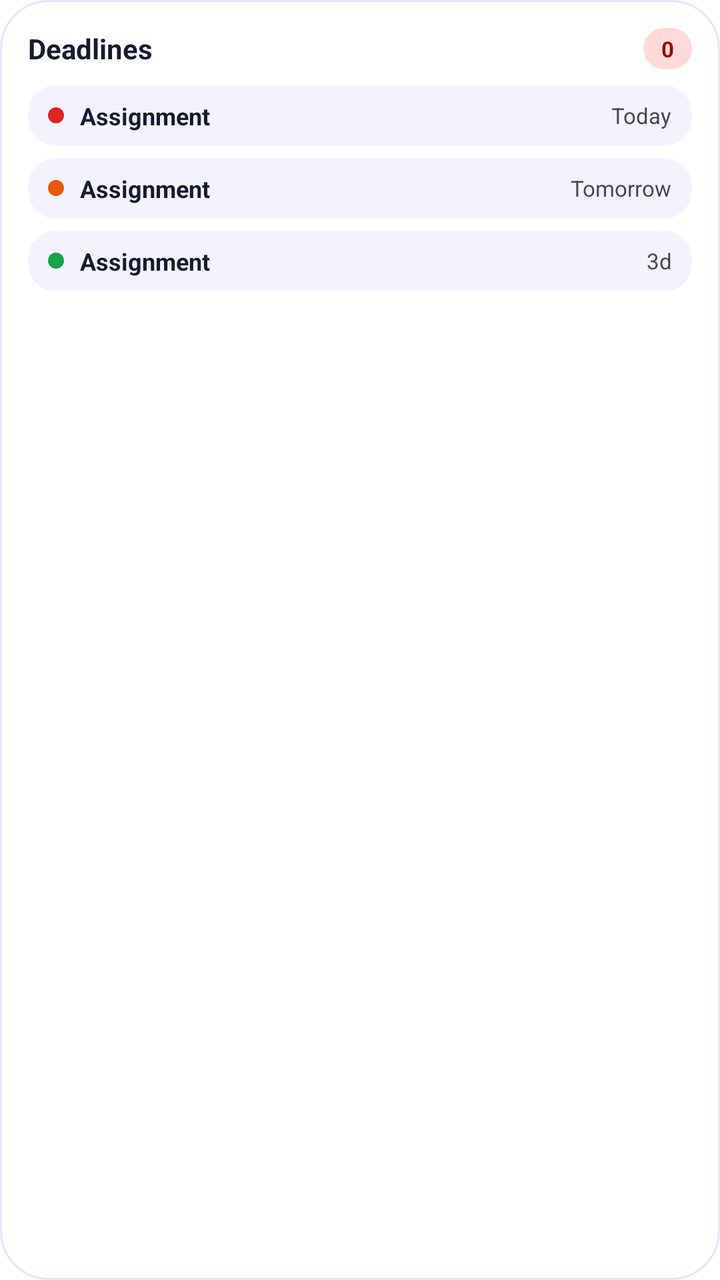
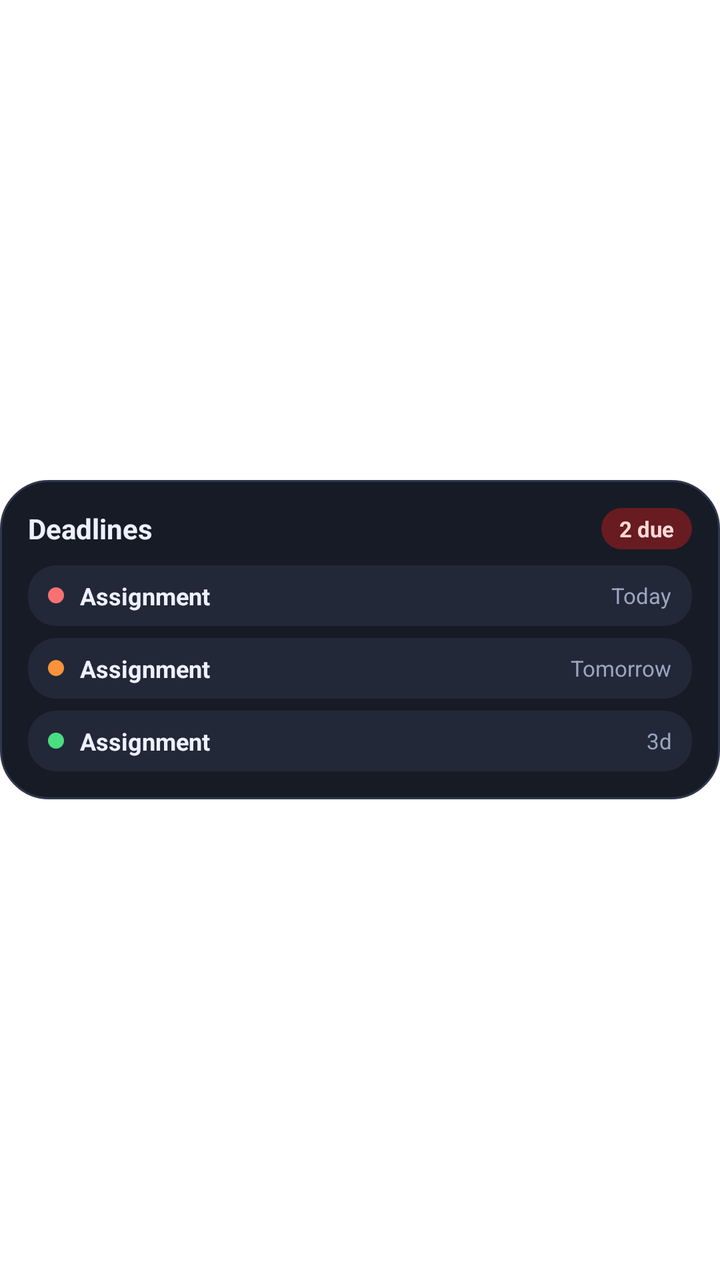

Screens rendered from an Android XML layout before and after an edit, with the pre-edit source and the edit as a unified diff.
<!-- AndroidManifest.xml: fallback theme Theme.MaterialComponents.DayNight.NoActionBar -->
<!-- res/layout/widget_deadlines.xml -->
<?xml version="1.0" encoding="utf-8"?>
<LinearLayout xmlns:android="http://schemas.android.com/apk/res/android"
    android:id="@+id/widget_root"
    android:layout_width="match_parent"
    android:layout_height="match_parent"
    android:background="@drawable/widget_bg_card"
    android:orientation="vertical"
    android:padding="14dp">

    <LinearLayout
        android:layout_width="match_parent"
        android:layout_height="wrap_content"
        android:gravity="center_vertical"
        android:orientation="horizontal">

        <TextView
            android:id="@+id/tv_header"
            android:layout_width="0dp"
            android:layout_height="wrap_content"
            android:layout_weight="1"
            android:text="Deadlines"
            android:textColor="@color/widget_text"
            android:textSize="14sp"
            android:textStyle="bold" />

        <TextView
            android:id="@+id/tv_pending_pill"
            android:layout_width="wrap_content"
            android:layout_height="wrap_content"
            android:background="@drawable/widget_pill_error"
            android:paddingStart="9dp"
            android:paddingTop="3dp"
            android:paddingEnd="9dp"
            android:paddingBottom="3dp"
            android:text="0"
            android:textColor="@color/widget_on_error_container"
            android:textSize="11sp"
            android:textStyle="bold" />
    </LinearLayout>

    <TextView
        android:id="@+id/tv_empty"
        android:layout_width="match_parent"
        android:layout_height="0dp"
        android:layout_weight="1"
        android:gravity="center"
        android:text="All caught up"
        android:textColor="@color/widget_text_muted"
        android:textSize="13sp"
        android:visibility="gone" />

    
    <LinearLayout
        android:id="@+id/row_1"
        android:layout_width="match_parent"
        android:layout_height="wrap_content"
        android:layout_marginTop="8dp"
        android:background="@drawable/widget_bg_row"
        android:gravity="center_vertical"
        android:orientation="horizontal"
        android:paddingStart="10dp"
        android:paddingTop="7dp"
        android:paddingEnd="10dp"
        android:paddingBottom="7dp">

        <ImageView
            android:id="@+id/row_1_dot"
            android:layout_width="8dp"
            android:layout_height="8dp"
            android:contentDescription="@null"
            android:src="@drawable/widget_dot_urgent" />

        <TextView
            android:id="@+id/row_1_title"
            android:layout_width="0dp"
            android:layout_height="wrap_content"
            android:layout_marginStart="8dp"
            android:layout_weight="1"
            android:ellipsize="end"
            android:maxLines="1"
            android:text="Assignment"
            android:textColor="@color/widget_text"
            android:textSize="12sp"
            android:textStyle="bold" />

        <TextView
            android:id="@+id/row_1_due"
            android:layout_width="wrap_content"
            android:layout_height="wrap_content"
            android:layout_marginStart="6dp"
            android:text="Today"
            android:textColor="@color/widget_text_muted"
            android:textSize="11sp" />
    </LinearLayout>

    
    <LinearLayout
        android:id="@+id/row_2"
        android:layout_width="match_parent"
        android:layout_height="wrap_content"
        android:layout_marginTop="6dp"
        android:background="@drawable/widget_bg_row"
        android:gravity="center_vertical"
        android:orientation="horizontal"
        android:paddingStart="10dp"
        android:paddingTop="7dp"
        android:paddingEnd="10dp"
        android:paddingBottom="7dp">

        <ImageView
            android:id="@+id/row_2_dot"
            android:layout_width="8dp"
            android:layout_height="8dp"
            android:contentDescription="@null"
            android:src="@drawable/widget_dot_soon" />

        <TextView
            android:id="@+id/row_2_title"
            android:layout_width="0dp"
            android:layout_height="wrap_content"
            android:layout_marginStart="8dp"
            android:layout_weight="1"
            android:ellipsize="end"
            android:maxLines="1"
            android:text="Assignment"
            android:textColor="@color/widget_text"
            android:textSize="12sp"
            android:textStyle="bold" />

        <TextView
            android:id="@+id/row_2_due"
            android:layout_width="wrap_content"
            android:layout_height="wrap_content"
            android:layout_marginStart="6dp"
            android:text="Tomorrow"
            android:textColor="@color/widget_text_muted"
            android:textSize="11sp" />
    </LinearLayout>

    
    <LinearLayout
        android:id="@+id/row_3"
        android:layout_width="match_parent"
        android:layout_height="wrap_content"
        android:layout_marginTop="6dp"
        android:background="@drawable/widget_bg_row"
        android:gravity="center_vertical"
        android:orientation="horizontal"
        android:paddingStart="10dp"
        android:paddingTop="7dp"
        android:paddingEnd="10dp"
        android:paddingBottom="7dp">

        <ImageView
            android:id="@+id/row_3_dot"
            android:layout_width="8dp"
            android:layout_height="8dp"
            android:contentDescription="@null"
            android:src="@drawable/widget_dot_normal" />

        <TextView
            android:id="@+id/row_3_title"
            android:layout_width="0dp"
            android:layout_height="wrap_content"
            android:layout_marginStart="8dp"
            android:layout_weight="1"
            android:ellipsize="end"
            android:maxLines="1"
            android:text="Assignment"
            android:textColor="@color/widget_text"
            android:textSize="12sp"
            android:textStyle="bold" />

        <TextView
            android:id="@+id/row_3_due"
            android:layout_width="wrap_content"
            android:layout_height="wrap_content"
            android:layout_marginStart="6dp"
            android:text="3d"
            android:textColor="@color/widget_text_muted"
            android:textSize="11sp" />
    </LinearLayout>
</LinearLayout>
<!-- resources referenced by this layout -->
<resources>
  <color name="widget_on_error_container">#93000A</color>
  <color name="widget_text">#131B2E</color>
  <color name="widget_text_muted">#434655</color>
  <!-- drawable widget_bg_card (drawable) -->
  <?xml version="1.0" encoding="utf-8"?>
  <shape xmlns:android="http://schemas.android.com/apk/res/android"
      android:shape="rectangle">
      <solid android:color="@color/widget_bg" />
      <corners android:radius="24dp" />
      <stroke android:width="1dp" android:color="@color/widget_divider" />
  </shape>
  <!-- drawable widget_bg_row (drawable) -->
  <?xml version="1.0" encoding="utf-8"?>
  <shape xmlns:android="http://schemas.android.com/apk/res/android"
      android:shape="rectangle">
      <solid android:color="@color/widget_surface_low" />
      <corners android:radius="14dp" />
  </shape>
  <!-- drawable widget_dot_normal (drawable) -->
  <?xml version="1.0" encoding="utf-8"?>
  <shape xmlns:android="http://schemas.android.com/apk/res/android"
      android:shape="oval">
      <solid android:color="@color/widget_dot_normal" />
  </shape>
  <!-- drawable widget_dot_soon (drawable) -->
  <?xml version="1.0" encoding="utf-8"?>
  <shape xmlns:android="http://schemas.android.com/apk/res/android"
      android:shape="oval">
      <solid android:color="@color/widget_dot_soon" />
  </shape>
  <!-- drawable widget_dot_urgent (drawable) -->
  <?xml version="1.0" encoding="utf-8"?>
  <shape xmlns:android="http://schemas.android.com/apk/res/android"
      android:shape="oval">
      <solid android:color="@color/widget_dot_urgent" />
  </shape>
  <!-- drawable widget_pill_error (drawable) -->
  <?xml version="1.0" encoding="utf-8"?>
  <shape xmlns:android="http://schemas.android.com/apk/res/android"
      android:shape="rectangle">
      <solid android:color="@color/widget_error_container" />
      <corners android:radius="999dp" />
  </shape>
  <color name="widget_bg">#FFFFFF</color>
  <color name="widget_divider">#E2E7FF</color>
  <color name="widget_surface_low">#F2F3FF</color>
  <color name="widget_dot_normal">#16A34A</color>
  <color name="widget_dot_soon">#EA580C</color>
  <color name="widget_dot_urgent">#DC2626</color>
  <color name="widget_error_container">#FFDAD6</color>
</resources>

<!-- the commit's change to res/layout/widget_deadlines.xml (unified diff, before → after) -->
@@ -1,53 +1,58 @@
 <?xml version="1.0" encoding="utf-8"?>
-<LinearLayout xmlns:android="http://schemas.android.com/apk/res/android"
-    android:id="@+id/widget_root"
+<FrameLayout xmlns:android="http://schemas.android.com/apk/res/android"
     android:layout_width="match_parent"
-    android:layout_height="match_parent"
-    android:background="@drawable/widget_bg_card"
-    android:orientation="vertical"
-    android:padding="14dp">
+    android:layout_height="match_parent">
 
     <LinearLayout
+        android:id="@+id/widget_root"
         android:layout_width="match_parent"
         android:layout_height="wrap_content"
-        android:gravity="center_vertical"
-        android:orientation="horizontal">
+        android:layout_gravity="center_vertical"
+        android:background="@drawable/widget_bg_card"
+        android:orientation="vertical"
+        android:padding="14dp">
+
+        <LinearLayout
+            android:layout_width="match_parent"
+            android:layout_height="wrap_content"
+            android:gravity="center_vertical"
+            android:orientation="horizontal">
+
+            <TextView
+                android:id="@+id/tv_header"
+                android:layout_width="0dp"
+                android:layout_height="wrap_content"
+                android:layout_weight="1"
+                android:text="Deadlines"
+                android:textColor="@color/widget_text"
+                android:textSize="14sp"
+                android:textStyle="bold" />
+
+            <TextView
+                android:id="@+id/tv_pending_pill"
+                android:layout_width="wrap_content"
+                android:layout_height="wrap_content"
+                android:background="@drawable/widget_pill_error"
+                android:paddingStart="9dp"
+                android:paddingTop="3dp"
+                android:paddingEnd="9dp"
+                android:paddingBottom="3dp"
+                android:text="2 due"
+                android:textColor="@color/widget_on_error_container"
+                android:textSize="11sp"
+                android:textStyle="bold" />
+        </LinearLayout>
 
         <TextView
-            android:id="@+id/tv_header"
-            android:layout_width="0dp"
+            android:id="@+id/tv_empty"
+            android:layout_width="match_parent"
             android:layout_height="wrap_content"
-            android:layout_weight="1"
-            android:text="Deadlines"
-            android:textColor="@color/widget_text"
-            android:textSize="14sp"
-            android:textStyle="bold" />
-
-        <TextView
-            android:id="@+id/tv_pending_pill"
-            android:layout_width="wrap_content"
-            android:layout_height="wrap_content"
-            android:background="@drawable/widget_pill_error"
-            android:paddingStart="9dp"
-            android:paddingTop="3dp"
-            android:paddingEnd="9dp"
-            android:paddingBottom="3dp"
-            android:text="0"
-            android:textColor="@color/widget_on_error_container"
-            android:textSize="11sp"
-            android:textStyle="bold" />
-    </LinearLayout>
-
-    <TextView
-        android:id="@+id/tv_empty"
-        android:layout_width="match_parent"
-        android:layout_height="0dp"
-        android:layout_weight="1"
-        android:gravity="center"
-        android:text="All caught up"
-        android:textColor="@color/widget_text_muted"
-        android:textSize="13sp"
-        android:visibility="gone" />
+            android:paddingTop="14dp"
+            android:paddingBottom="6dp"
+            android:text="All caught up"
+            android:textColor="@color/widget_text_muted"
+            android:textSize="13sp"
+            android:visibility="gone" />
 
     
     <LinearLayout
@@ -180,4 +185,5 @@
             android:textColor="@color/widget_text_muted"
             android:textSize="11sp" />
     </LinearLayout>
-</LinearLayout>
+    </LinearLayout>
+</FrameLayout>
<!-- resource entries referenced after the edit -->
@@ -1,8 +1,8 @@
 <!-- resources referenced by this layout -->
 <resources>
-  <color name="widget_on_error_container">#93000A</color>
-  <color name="widget_text">#131B2E</color>
-  <color name="widget_text_muted">#434655</color>
+  <color name="widget_on_error_container">#FFDAD6</color>
+  <color name="widget_text">#EEF0FF</color>
+  <color name="widget_text_muted">#9BA5C0</color>
   <!-- drawable widget_bg_card (drawable) -->
   <?xml version="1.0" encoding="utf-8"?>
   <shape xmlns:android="http://schemas.android.com/apk/res/android"
@@ -43,12 +43,12 @@
       <solid android:color="@color/widget_error_container" />
       <corners android:radius="999dp" />
   </shape>
-  <color name="widget_bg">#FFFFFF</color>
-  <color name="widget_divider">#E2E7FF</color>
-  <color name="widget_surface_low">#F2F3FF</color>
-  <color name="widget_dot_normal">#16A34A</color>
-  <color name="widget_dot_soon">#EA580C</color>
-  <color name="widget_dot_urgent">#DC2626</color>
-  <color name="widget_error_container">#FFDAD6</color>
+  <color name="widget_bg">#171B26</color>
+  <color name="widget_divider">#2F374E</color>
+  <color name="widget_surface_low">#222838</color>
+  <color name="widget_dot_normal">#4ADE80</color>
+  <color name="widget_dot_soon">#FB923C</color>
+  <color name="widget_dot_urgent">#F87171</color>
+  <color name="widget_error_container">#691B22</color>
 </resources>
 
